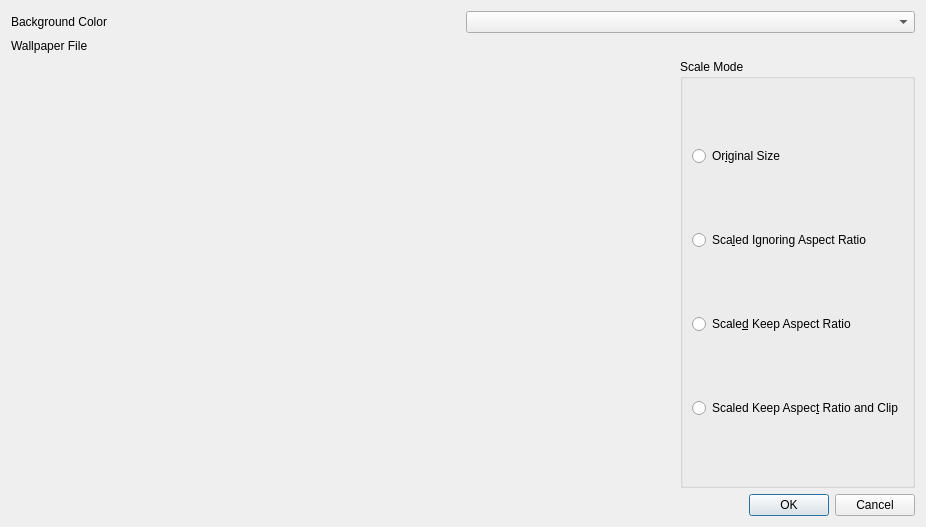
Old version of the form ConfigureDesktopDialog.ui in the repository KDE/liquidshell.
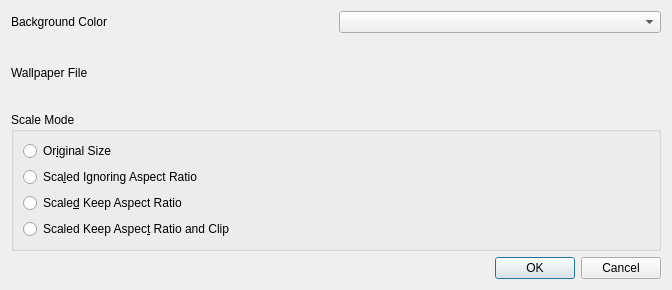
New version of the form. Custom widgets are drawn as their Qt base class.

Commit message: configure wallpaper

What changed in the file:
```diff
--- a/ConfigureDesktopDialog.ui
+++ b/ConfigureDesktopDialog.ui
@@ -7,8 +7,8 @@
    <rect>
     <x>0</x>
     <y>0</y>
-    <width>926</width>
-    <height>527</height>
+    <width>672</width>
+    <height>290</height>
    </rect>
   </property>
   <property name="windowTitle">
@@ -40,27 +40,6 @@
     </layout>
    </item>
    <item>
-    <layout class="QHBoxLayout" name="horizontalLayout">
-     <item>
-      <widget class="QLabel" name="preview">
-       <property name="sizePolicy">
-        <sizepolicy hsizetype="MinimumExpanding" vsizetype="MinimumExpanding">
-         <horstretch>0</horstretch>
-         <verstretch>0</verstretch>
-        </sizepolicy>
-       </property>
-       <property name="minimumSize">
-        <size>
-         <width>400</width>
-         <height>300</height>
-        </size>
-       </property>
-       <property name="text">
-        <string/>
-       </property>
-      </widget>
-     </item>
-     <item>
       <widget class="QGroupBox" name="groupBox">
        <property name="title">
         <string>Scale Mode</string>
@@ -96,8 +75,6 @@
         </item>
        </layout>
       </widget>
-     </item>
-    </layout>
    </item>
    <item>
     <widget class="QDialogButtonBox" name="buttonBox">
```
Left out of the diff: 2 changed lines with no effect on the pictures. Lines whose indentation alone changed are shown as unchanged. The commit also changes 4 other files.
